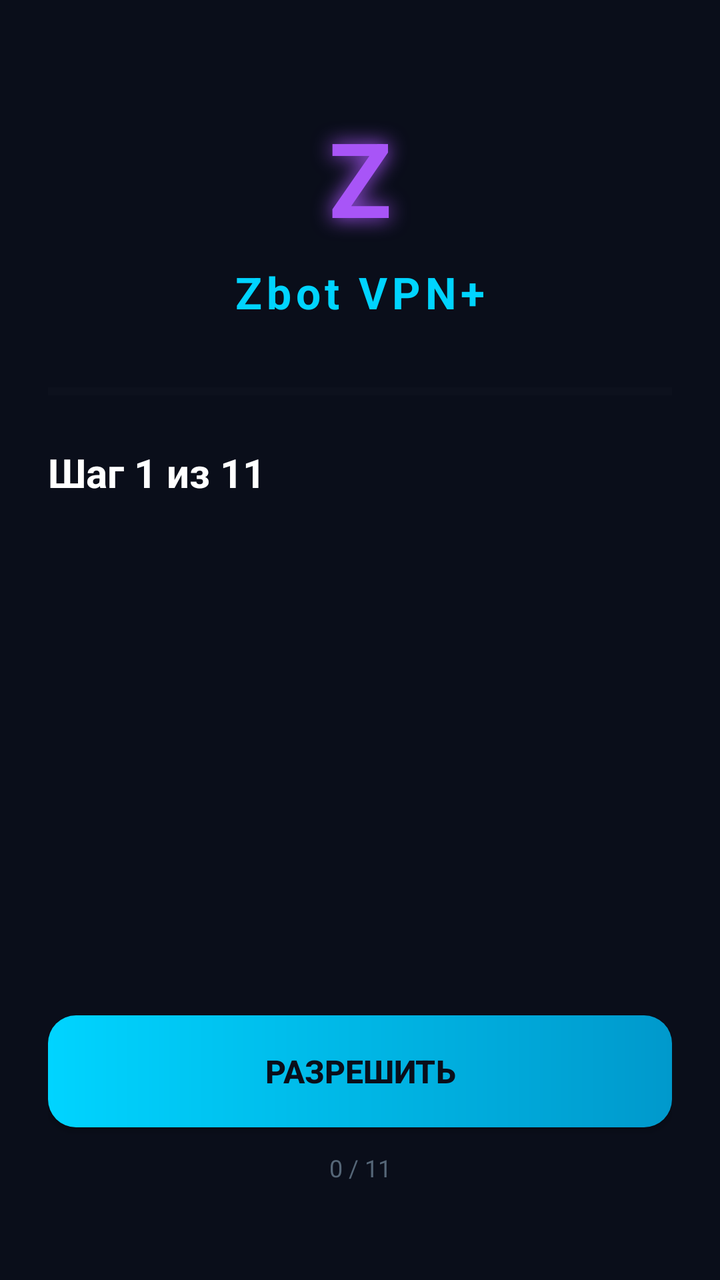
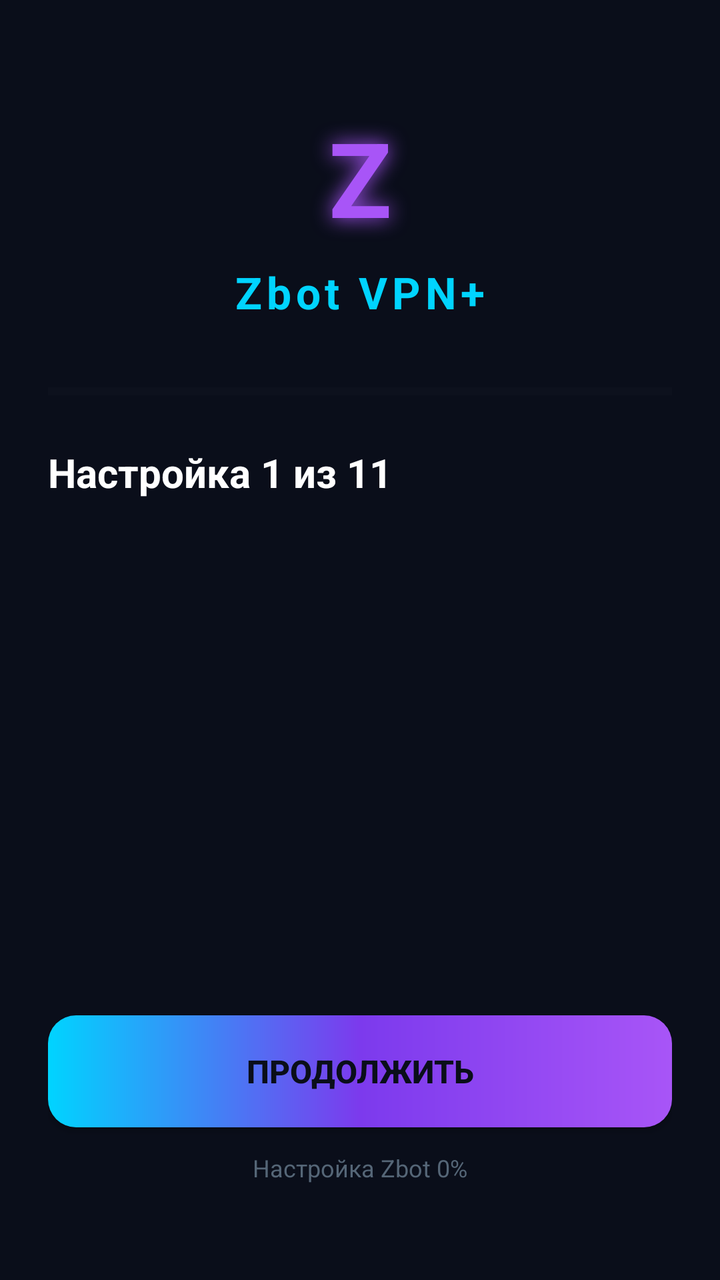

The first picture is an Android layout as it rendered before a commit; the second is the same layout after the commit. The layout source and the unified diff follow.
<!-- AndroidManifest.xml: application theme android:Theme.Material.Light -->
<!-- res/layout/onboarding.xml -->
<?xml version="1.0" encoding="utf-8"?>
<LinearLayout xmlns:android="http://schemas.android.com/apk/res/android"
    android:layout_width="match_parent"
    android:layout_height="match_parent"
    android:orientation="vertical"
    android:background="#0a0e1a"
    android:padding="24dp">

    <TextView
        android:layout_width="match_parent"
        android:layout_height="wrap_content"
        android:text="Z"
        android:textColor="#a855f7"
        android:textSize="52sp"
        android:textStyle="bold"
        android:gravity="center"
        android:layout_marginTop="30dp"
        android:shadowColor="#a855f7"
        android:shadowDx="0"
        android:shadowDy="0"
        android:shadowRadius="25"/>

    <TextView
        android:layout_width="match_parent"
        android:layout_height="wrap_content"
        android:text="Zbot VPN+"
        android:textColor="#00d4ff"
        android:textSize="22sp"
        android:textStyle="bold"
        android:gravity="center"
        android:layout_marginTop="8dp"
        android:layout_marginBottom="32dp"
        android:letterSpacing="0.1"/>

    <ProgressBar
        android:id="@+id/progress"
        style="?android:attr/progressBarStyleHorizontal"
        android:layout_width="match_parent"
        android:layout_height="6dp"
        android:progress="0"
        android:max="100"
        android:progressTint="#a855f7"
        android:progressBackgroundTint="#1a1e2a"
        android:layout_marginBottom="24dp"/>

    <TextView
        android:id="@+id/stepTitle"
        android:layout_width="match_parent"
        android:layout_height="wrap_content"
        android:text="Шаг 1 из 11"
        android:textColor="#ffffff"
        android:textSize="20sp"
        android:textStyle="bold"
        android:layout_marginBottom="12dp"/>

    <TextView
        android:id="@+id/stepDesc"
        android:layout_width="match_parent"
        android:layout_height="wrap_content"
        android:text=""
        android:textColor="#8899aa"
        android:textSize="15sp"
        android:lineSpacingExtra="4dp"
        android:layout_marginBottom="32dp"/>

    <View
        android:layout_width="match_parent"
        android:layout_height="0dp"
        android:layout_weight="1"/>

    <Button
        android:id="@+id/btnNext"
        android:layout_width="match_parent"
        android:layout_height="56dp"
        android:text="РАЗРЕШИТЬ"
        android:textColor="#0a0e1a"
        android:textSize="16sp"
        android:textStyle="bold"
        android:background="@drawable/btn_primary"
        android:layout_marginBottom="12dp"/>

    <TextView
        android:id="@+id/stepCounter"
        android:layout_width="match_parent"
        android:layout_height="wrap_content"
        android:text="0 / 11"
        android:textColor="#556677"
        android:textSize="12sp"
        android:gravity="center"
        android:layout_marginBottom="24dp"/>

</LinearLayout>
<!-- resources referenced by this layout -->
<resources>
  <!-- drawable btn_primary (drawable) -->
  <?xml version="1.0" encoding="utf-8"?>
  <shape xmlns:android="http://schemas.android.com/apk/res/android"
      android:shape="rectangle">
      <gradient
          android:startColor="#00d4ff"
          android:endColor="#0099cc"
          android:angle="0"/>
      <corners android:radius="14dp"/>
  </shape>
</resources>

<!-- the commit's change to res/layout/onboarding.xml (unified diff, before → after) -->
@@ -47,7 +47,7 @@
         android:id="@+id/stepTitle"
         android:layout_width="match_parent"
         android:layout_height="wrap_content"
-        android:text="Шаг 1 из 11"
+        android:text="Настройка 1 из 11"
         android:textColor="#ffffff"
         android:textSize="20sp"
         android:textStyle="bold"
@@ -72,7 +72,7 @@
         android:id="@+id/btnNext"
         android:layout_width="match_parent"
         android:layout_height="56dp"
-        android:text="РАЗРЕШИТЬ"
+        android:text="ПРОДОЛЖИТЬ"
         android:textColor="#0a0e1a"
         android:textSize="16sp"
         android:textStyle="bold"
@@ -83,7 +83,7 @@
         android:id="@+id/stepCounter"
         android:layout_width="match_parent"
         android:layout_height="wrap_content"
-        android:text="0 / 11"
+        android:text="Настройка Zbot 0%"
         android:textColor="#556677"
         android:textSize="12sp"
         android:gravity="center"
<!-- resource entries referenced after the edit -->
@@ -6,7 +6,8 @@
       android:shape="rectangle">
       <gradient
           android:startColor="#00d4ff"
-          android:endColor="#0099cc"
+          android:centerColor="#7c3aed"
+          android:endColor="#a855f7"
           android:angle="0"/>
       <corners android:radius="14dp"/>
   </shape>
